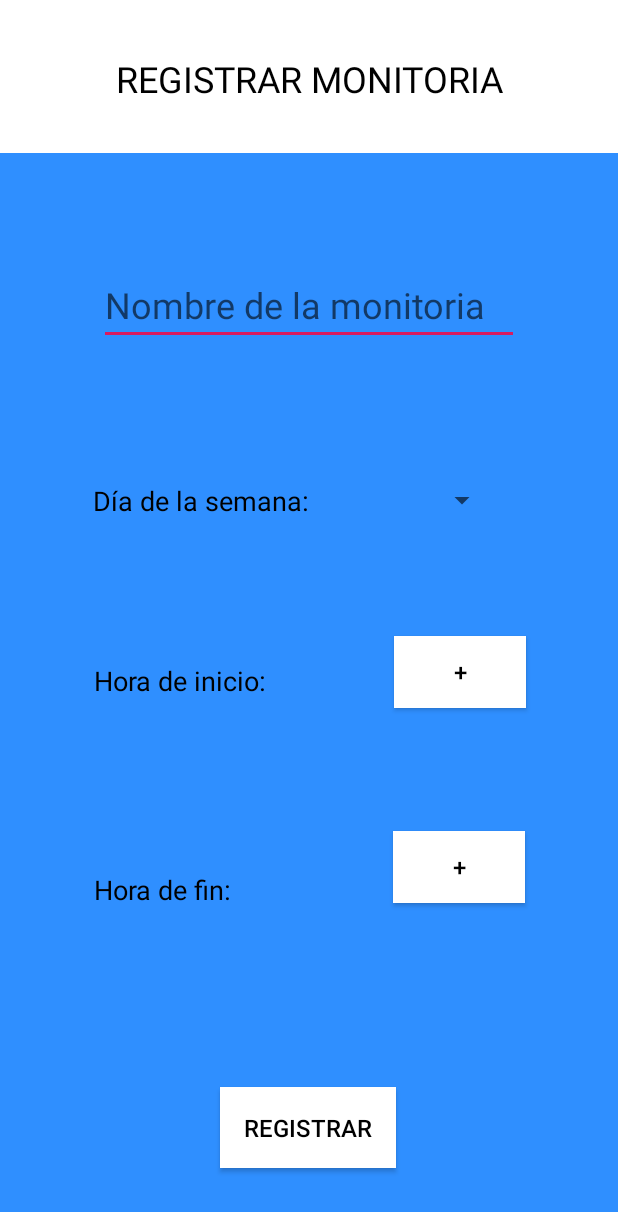
After one commit to Gabriel09199/MoniApp, an Android app: the layout activity_registrar_monitoria.xml on its own in the app's theme, with its tools: preview values and no code run, on a phone screen of 412 x 824 dp. The commit adds this screen. Shown: the top 1212 px of the screen. Run offline under Robolectric (Android 15) with nearby library versions, the phone set to English and light mode, and no system bars.

Commit message:
Activity registrar monitoria e item_monitoria_usuario

```diff
--- a/app/build.gradle
+++ b/app/build.gradle
@@ -25,4 +25,6 @@ dependencies {
     testImplementation 'junit:junit:4.12'
     androidTestImplementation 'com.android.support.test:runner:1.0.2'
     androidTestImplementation 'com.android.support.test.espresso:espresso-core:3.0.2'
+    implementation 'com.android.support:cardview-v7:28.0.0'
+    implementation 'com.android.support:recyclerview-v7:28.0.0'
 }
--- /dev/null
+++ b/app/src/main/res/layout/activity_registrar_monitoria.xml
@@ -0,0 +1,182 @@
+<?xml version="1.0" encoding="utf-8"?>
+<android.support.constraint.ConstraintLayout xmlns:android="http://schemas.android.com/apk/res/android"
+    xmlns:app="http://schemas.android.com/apk/res-auto"
+    xmlns:tools="http://schemas.android.com/tools"
+    android:layout_width="match_parent"
+    android:layout_height="match_parent"
+    android:background="#2F8FFF">
+
+    <android.support.constraint.ConstraintLayout
+        android:id="@+id/constraintLayout"
+        android:layout_width="match_parent"
+        android:layout_height="102dp"
+        android:background="#ffffff">
+
+        <TextView
+            android:id="@+id/txtAgregarMonitoria"
+            android:layout_width="wrap_content"
+            android:layout_height="30dp"
+            android:layout_marginStart="8dp"
+            android:layout_marginTop="8dp"
+            android:layout_marginEnd="8dp"
+            android:layout_marginBottom="8dp"
+            android:gravity="center_horizontal"
+            android:text="@string/txtRegistrarMonitoria"
+            android:textColor="#000000"
+            android:textSize="24dp"
+            app:layout_constraintBottom_toBottomOf="parent"
+            app:layout_constraintEnd_toEndOf="parent"
+            app:layout_constraintStart_toStartOf="parent"
+            app:layout_constraintTop_toTopOf="parent" />
+    </android.support.constraint.ConstraintLayout>
+
+    <EditText
+        android:id="@+id/txtNombreMonitoria"
+        android:layout_width="wrap_content"
+        android:layout_height="wrap_content"
+        android:layout_marginStart="8dp"
+        android:layout_marginTop="8dp"
+        android:layout_marginEnd="8dp"
+        android:layout_marginBottom="8dp"
+        android:ems="10"
+        android:hint="@string/txtNombreMonitoria"
+        android:inputType="textPersonName"
+        android:textColor="#000000"
+        android:textSize="24sp"
+        app:layout_constraintBottom_toBottomOf="parent"
+        app:layout_constraintEnd_toEndOf="parent"
+        app:layout_constraintStart_toStartOf="parent"
+        app:layout_constraintTop_toBottomOf="@+id/constraintLayout"
+        app:layout_constraintVertical_bias="0.102" />
+
+    <Button
+        android:id="@+id/btnHoraInicio"
+        android:layout_width="wrap_content"
+        android:layout_height="wrap_content"
+        android:layout_marginStart="8dp"
+        android:layout_marginTop="8dp"
+        android:layout_marginEnd="8dp"
+        android:layout_marginBottom="8dp"
+        android:background="#ffffff"
+        android:text="@string/btnHoraFin"
+        android:textColor="#000000"
+        android:textSize="16dp"
+        app:layout_constraintBottom_toBottomOf="parent"
+        app:layout_constraintEnd_toEndOf="parent"
+        app:layout_constraintHorizontal_bias="0.59"
+        app:layout_constraintStart_toEndOf="@+id/txtHoraInicio"
+        app:layout_constraintTop_toBottomOf="@+id/spinner"
+        app:layout_constraintVertical_bias="0.17" />
+
+    <Button
+        android:id="@+id/btnHoraFinal"
+        android:layout_width="wrap_content"
+        android:layout_height="wrap_content"
+        android:layout_marginStart="8dp"
+        android:layout_marginTop="8dp"
+        android:layout_marginEnd="8dp"
+        android:layout_marginBottom="8dp"
+        android:background="#ffffff"
+        android:text="@string/btnHoraFin"
+        android:textColor="#000000"
+        android:textSize="16dp"
+        app:layout_constraintBottom_toBottomOf="parent"
+        app:layout_constraintEnd_toEndOf="parent"
+        app:layout_constraintHorizontal_bias="0.647"
+        app:layout_constraintStart_toEndOf="@+id/txtHoraFinal"
+        app:layout_constraintTop_toBottomOf="@+id/btnHoraInicio"
+        app:layout_constraintVertical_bias="0.256" />
+
+    <TextView
+        android:id="@+id/txtHoraInicio"
+        android:layout_width="wrap_content"
+        android:layout_height="wrap_content"
+        android:layout_marginStart="8dp"
+        android:layout_marginTop="8dp"
+        android:layout_marginEnd="8dp"
+        android:layout_marginBottom="8dp"
+        android:text="@string/txtHoraInicio"
+        android:textColor="#000000"
+        android:textSize="18dp"
+        app:layout_constraintBottom_toBottomOf="parent"
+        app:layout_constraintEnd_toEndOf="parent"
+        app:layout_constraintHorizontal_bias="0.194"
+        app:layout_constraintStart_toStartOf="parent"
+        app:layout_constraintTop_toBottomOf="@+id/txtDia"
+        app:layout_constraintVertical_bias="0.2" />
+
+    <TextView
+        android:id="@+id/txtHoraFinal"
+        android:layout_width="wrap_content"
+        android:layout_height="wrap_content"
+        android:layout_marginStart="8dp"
+        android:layout_marginTop="8dp"
+        android:layout_marginEnd="8dp"
+        android:layout_marginBottom="8dp"
+        android:text="@string/txtHoraFin"
+        android:textColor="#000000"
+        android:textSize="18dp"
+        app:layout_constraintBottom_toBottomOf="parent"
+        app:layout_constraintEnd_toEndOf="parent"
+        app:layout_constraintHorizontal_bias="0.18"
+        app:layout_constraintStart_toStartOf="parent"
+        app:layout_constraintTop_toBottomOf="@+id/txtHoraInicio"
+        app:layout_constraintVertical_bias="0.336" />
+
+    <Spinner
+        android:id="@+id/spinner"
+        android:layout_width="wrap_content"
+        android:layout_height="wrap_content"
+        android:layout_marginStart="8dp"
+        android:layout_marginTop="8dp"
+        android:layout_marginEnd="8dp"
+        android:layout_marginBottom="8dp"
+        android:textColor="#000000"
+        android:textSize="14dp"
+        app:layout_constraintBottom_toBottomOf="parent"
+        app:layout_constraintEnd_toEndOf="parent"
+        app:layout_constraintHorizontal_bias="0.493"
+        app:layout_constraintStart_toEndOf="@+id/txtDia"
+        app:layout_constraintTop_toBottomOf="@+id/txtNombreMonitoria"
+        app:layout_constraintVertical_bias="0.151" />
+
+    <TextView
+        android:id="@+id/txtDia"
+        android:layout_width="wrap_content"
+        android:layout_height="wrap_content"
+        android:layout_marginStart="8dp"
+        android:layout_marginTop="8dp"
+        android:layout_marginEnd="8dp"
+        android:layout_marginBottom="8dp"
+        android:text="@string/txtDia"
+        android:textColor="#000000"
+        android:textSize="18dp"
+        app:layout_constraintBottom_toBottomOf="parent"
+        app:layout_constraintEnd_toEndOf="parent"
+        app:layout_constraintHorizontal_bias="0.215"
+        app:layout_constraintStart_toStartOf="parent"
+        app:layout_constraintTop_toBottomOf="@+id/txtNombreMonitoria"
+        app:layout_constraintVertical_bias="0.151" />
+
+    <Button
+        android:id="@+id/btnRegistrarMonitoria"
+        android:layout_width="wrap_content"
+        android:layout_height="wrap_content"
+        android:layout_marginStart="8dp"
+        android:layout_marginTop="8dp"
+        android:layout_marginEnd="8dp"
+        android:layout_marginBottom="8dp"
+        android:background="#ffffff"
+        android:padding="16dp"
+        android:text="@string/btnRegistrarMonitoria"
+        android:textColor="#000000"
+        android:textSize="16dp"
+        app:layout_constraintBottom_toBottomOf="parent"
+        app:layout_constraintEnd_toEndOf="parent"
+        app:layout_constraintHorizontal_bias="0.498"
+        app:layout_constraintStart_toStartOf="parent"
+        app:layout_constraintTop_toBottomOf="@+id/txtNombreMonitoria"
+        app:layout_constraintVertical_bias="0.929" />
+
+
+</android.support.constraint.ConstraintLayout>
--- a/app/src/main/res/values/strings.xml
+++ b/app/src/main/res/values/strings.xml
@@ -1,3 +1,14 @@
 <resources>
     <string name="app_name">MoniApp</string>
+    <string name="txtNombreTutor">Nombre del Tutor</string>
+    <string name="txtHorario">Horario</string>
+    <string name="btnSolicitarMonitoria">Solicitar</string>
+    <string name="txtRegistrarMonitoria">REGISTRAR MONITORIA</string>
+    <string name="txtNombreMonitoria">Nombre de la monitoria</string>
+    <string name="txtDia">Día de la semana:</string>
+    <string name="txtHoraInicio">Hora de inicio: </string>
+    <string name="txtHoraFin">Hora de fin: </string>
+    <string name="btnHoraInicio">+</string>
+    <string name="btnHoraFin">+</string>
+    <string name="btnRegistrarMonitoria">Registrar</string>
 </resources>
```
Also changed, not shown: app/src/main/res/layout/item_monitoria_usuario.xml (added, +103 -0 lines).
